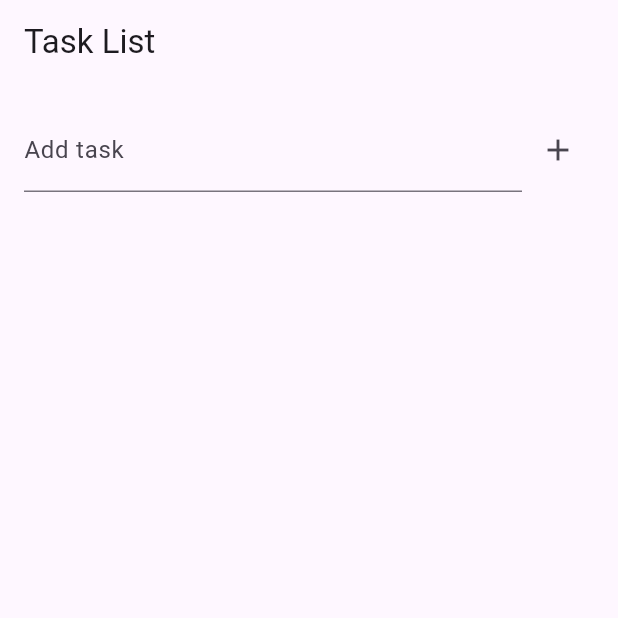
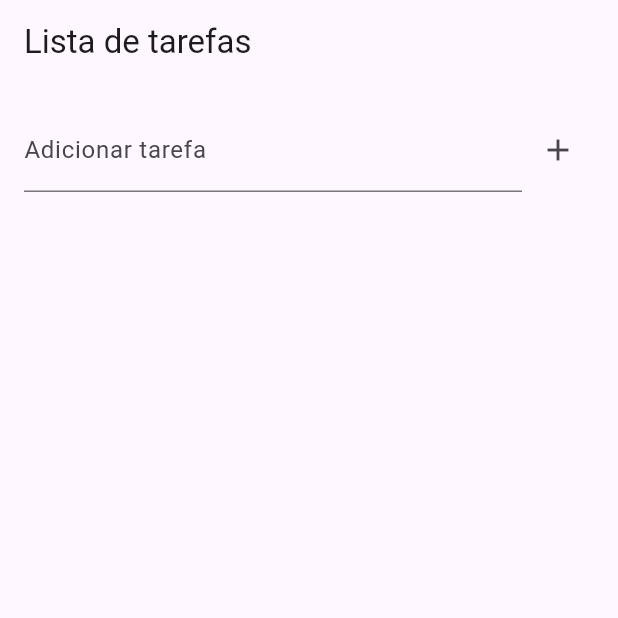
Before and after one commit to JDubas/cpMobile, a Flutter app: the screen it shows after launch, on a phone screen of 412 x 824 dp, the top half of it. Run offline on Flutter 3.47's test engine with Material 3 defaults, Android fonts, the phone set to English and light mode, and no system bars; missing offline and left inert: window_size.

Commit message:
finalizando :D

```diff
--- a/infinite_list/lib/main.dart
+++ b/infinite_list/lib/main.dart
@@ -18,7 +18,7 @@ const double windowHeight = 854;
 void setupWindow() {
   if (!kIsWeb && (Platform.isWindows || Platform.isLinux || Platform.isMacOS)) {
     WidgetsFlutterBinding.ensureInitialized();
-    setWindowTitle('Task List');
+    setWindowTitle('Lista de tarefas');
     setWindowMinSize(const Size(windowWidth, windowHeight));
     setWindowMaxSize(const Size(windowWidth, windowHeight));
     getCurrentScreen().then((screen) {
@@ -39,7 +39,7 @@ class MyApp extends StatelessWidget {
     return ChangeNotifierProvider<Catalog>(
       create: (context) => Catalog(),
       child: MaterialApp(
-        title: 'Task List',
+        title: 'Lista de tarefas',
         theme: ThemeData.light(),
         home: const MyHomePage(),
       ),
@@ -76,7 +76,7 @@ class _MyHomePageState extends State<MyHomePage> {
   Widget build(BuildContext context) {
     return Scaffold(
       appBar: AppBar(
-        title: const Text('Task List'),
+        title: const Text('Lista de tarefas'),
       ),
       body: Column(
         children: [
@@ -88,7 +88,7 @@ class _MyHomePageState extends State<MyHomePage> {
                   child: TextField(
                     controller: _controller,
                     decoration: const InputDecoration(
-                      labelText: 'Add task',
+                      labelText: 'Adicionar tarefa',
                     ),
                   ),
                 ),
@@ -115,7 +115,7 @@ class _MyHomePageState extends State<MyHomePage> {
                           .removeItem(index);
                       ScaffoldMessenger.of(context).showSnackBar(
                         SnackBar(
-                          content: Text('Task "${item.name}" removed'),
+                          content: Text('Tarefa "${item.name}" removida'),
                         ),
                       );
                     },
```
